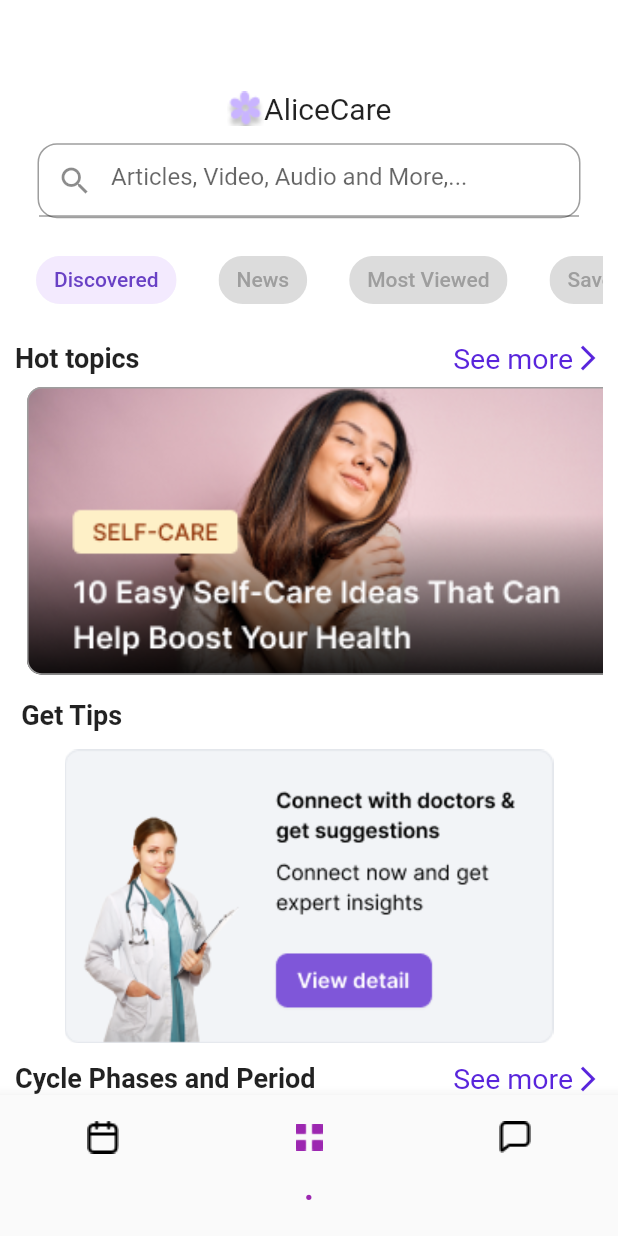
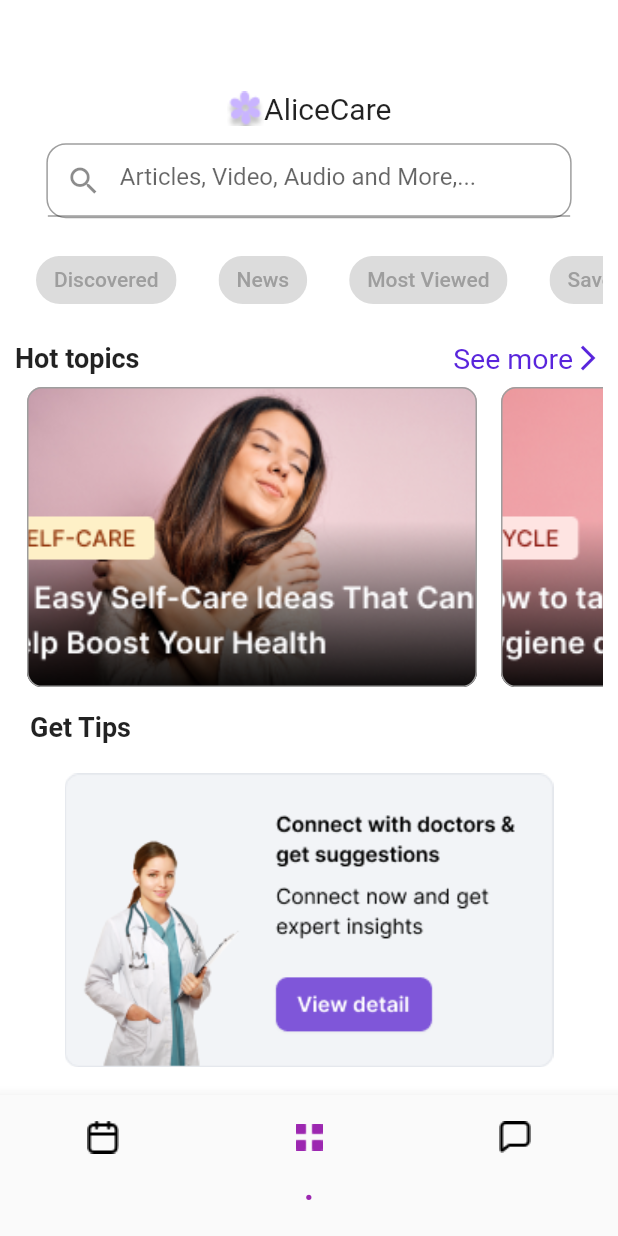
Before and after one commit to youssefAnwar87/quiz_flutter, a Flutter app: the screen it shows after launch, after a tap on "News Screen", on a phone screen of 412 x 824 dp. Run offline on Flutter 3.47's test engine with Material 2 defaults, Android fonts, the phone set to English and light mode, and no system bars; our stand-ins replace badges, carousel_slider.

Commit message:
edited third screen

```diff
--- a/lib/screens/thirdScreen/main_tab.dart
+++ b/lib/screens/thirdScreen/main_tab.dart
@@ -11,27 +11,28 @@ class MainTab extends StatefulWidget {
 }
 
 class _MainTabState extends State<MainTab> {
-  List<String> chipLabels = [
+  final List<String> chipLabels = [
     'Discovered',
     'News',
     'Most Viewed',
     'Saved',
     'Chip 5',
-    'Chip 6'
+    'Chip 6',
   ];
+  Set<int> selectedChipIndices = {};
+
   int selectedChipIndex = 0;
 
   @override
   Widget build(BuildContext context) {
-    CarouselProvider provider = Provider.of(context);
+    final provider = Provider.of<CarouselProvider>(context);
 
     return Scaffold(
-      resizeToAvoidBottomInset: false, // Prevent resizing when the keyboard appears
+        // resizeToAvoidBottomInset: false,
         backgroundColor: Colors.white,
         body: Container(
             padding: EdgeInsets.symmetric(horizontal: 10),
-
-          // keyboardDismissBehavior: ScrollViewKeyboardDismissBehavior.onDrag,
+            child: SingleChildScrollView(
             child: Column(
             children: [
             SizedBox(height: MediaQuery.of(context).size.height * 0.06),
@@ -44,39 +45,34 @@ class _MainTabState extends State<MainTab> {
     Text(
     "AliceCare",
     style: TextStyle(fontSize: 20, fontWeight: FontWeight.w400),
-                  )
+    ),
     ],
     ),
-              Padding(
-                padding: const EdgeInsets.symmetric(horizontal: 15.0),
-                child: Row(
+    Row(
+      mainAxisAlignment: MainAxisAlignment.center,
     children: [
-                    Expanded(
-                      child: Container(
+    Container(
     decoration: BoxDecoration(
     color: Colors.transparent,
     borderRadius: BorderRadius.circular(13),
-                            border: Border.all(color: Colors.grey)),
+    border: Border.all(color: Colors.grey),
+    ),
+    width: MediaQuery.of(context).size.width *0.85,
     child: TextFormField(
     decoration: InputDecoration(
     focusedBorder: OutlineInputBorder(
-                              borderSide: BorderSide(color: Colors.purple), // Set the focused border color
+    borderSide: BorderSide(color: Colors.purple),
     ),
-                            hintText:
-                                'Articles, Video, Audio and More,...', // Hint text
-                            prefixIcon: Icon(Icons.search), // Suffix icon
-                          ),
-                          // Other properties and validators
+    hintText: 'Articles, Video, Audio and More,...',
+    prefixIcon: Icon(Icons.search),
     ),
     ),
     ),
     ],
     ),
-              ),
     SizedBox(height: MediaQuery.of(context).size.height * 0.03),
     Container(
-                height: MediaQuery.of(context).size.height *
-                    0.04, // Height of the chip row
+    height: MediaQuery.of(context).size.height * 0.04,
     child: ListView.builder(
     scrollDirection: Axis.horizontal,
     itemCount: chipLabels.length,
@@ -87,15 +83,19 @@ class _MainTabState extends State<MainTab> {
     label: Text(
     chipLabels[index],
     style: TextStyle(
-                              color: selectedChipIndex == index
+    color:  selectedChipIndices.contains(index) // Check if the index is in the set
         ? Color(0xff6941c5)
-                                  : Colors.grey),
+        : Colors.grey,
     ),
-                        selected: selectedChipIndex == index,
+    ),
+    selected: selectedChipIndices.contains(index),
     selectedColor: Color(0xfff3eafe),
     onSelected: (bool selected) {
-                          selectedChipIndex = selected ? index : -1;
-                          provider.setCurrentIndex(index);
+      if (selected) {
+        selectedChipIndices.add(index); // Add index to set when selected
+      } else {
+        selectedChipIndices.remove(index); // Remove index from set when unselected
+      }    provider.setCurrentIndex(index);
     },
     ),
     );
@@ -105,9 +105,10 @@ class _MainTabState extends State<MainTab> {
     SizedBox(height: MediaQuery.of(context).size.height * 0.03),
     Row(
     children: [
-                  Text("Hot topics",
-                      style:
-                          TextStyle(fontSize: 18, fontWeight: FontWeight.bold)),
+    Text(
+    "Hot topics",
+    style: TextStyle(fontSize: 18, fontWeight: FontWeight.bold),
+    ),
     Spacer(),
     Text(
     "See more",
@@ -124,7 +125,8 @@ class _MainTabState extends State<MainTab> {
     ],
     ),
     SizedBox(height: MediaQuery.of(context).size.height * 0.01),
-              Expanded(
+    Container(
+    height: 200, // Set an appropriate height
     child: ListView.builder(
     scrollDirection: Axis.horizontal,
     itemCount: 10,
@@ -132,15 +134,14 @@ class _MainTabState extends State<MainTab> {
     return Padding(
     padding: const EdgeInsets.symmetric(horizontal: 8.0),
     child: Container(
-                        width: MediaQuery.of(context)
-                            .size
-                            .width, // Adjust the width as needed
+    width: 300, // Adjust the width as needed
     decoration: BoxDecoration(
     border: Border.all(color: Colors.grey),
     borderRadius: BorderRadius.circular(10),
     image: DecorationImage(
     image: AssetImage(
-                                index % 2 == 0 ? AppAssets.pic1 : AppAssets.pic2),
+    index % 2 == 0 ? AppAssets.pic1 : AppAssets.pic2,
+    ),
     fit: BoxFit.cover,
     ),
     ),
@@ -152,21 +153,22 @@ class _MainTabState extends State<MainTab> {
     SizedBox(height: MediaQuery.of(context).size.height * 0.02),
     Row(
     children: [
-                  SizedBox(width: MediaQuery.of(context).size.width * 0.01),
-                  Text("Get Tips",
-                      style:
-                          TextStyle(fontSize: 18, fontWeight: FontWeight.bold)),
+    SizedBox(width: 10),
+    Text(
+    "Get Tips",
+    style: TextStyle(fontSize: 18, fontWeight: FontWeight.bold),
+    ),
     ],
     ),
-              SizedBox(height: MediaQuery.of(context).size.width * 0.03),
+    SizedBox(height: 20), // Adjust the height as needed
     Image.asset(AppAssets.pic3),
-              SizedBox(height: MediaQuery.of(context).size.width * 0.03),
-
+    SizedBox(height: 20), // Adjust the height as needed
     Row(
     children: [
-                  Text("Cycle Phases and Period",
-                      style:
-                          TextStyle(fontSize: 18, fontWeight: FontWeight.bold)),
+    Text(
+    "Cycle Phases and Period",
+    style: TextStyle(fontSize: 18, fontWeight: FontWeight.bold),
+    ),
     Spacer(),
     Text(
     "See more",
@@ -182,11 +184,10 @@ class _MainTabState extends State<MainTab> {
     ),
     ],
     ),
-              // SizedBox(height: MediaQuery.of(context).size.height * 0.01),
     ],
     ),
             ),
-
+        ),
     );
   }
 }
```
Lines whose indentation alone changed are shown as unchanged.
